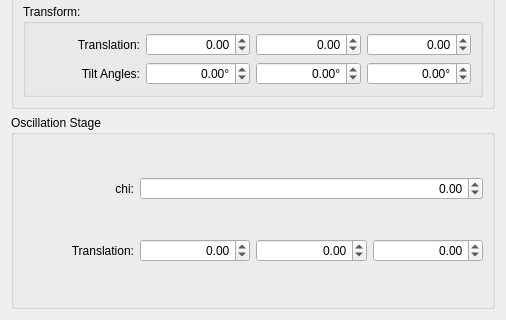
First picture: the form in hexrd/ui/resources/ui/calibration_config_widget.ui, repository HEXRD/hexrdgui, before the edit; both pictures show x 0 to 506 and y 758 to 1078 of the 506 by 1078 pixel window.
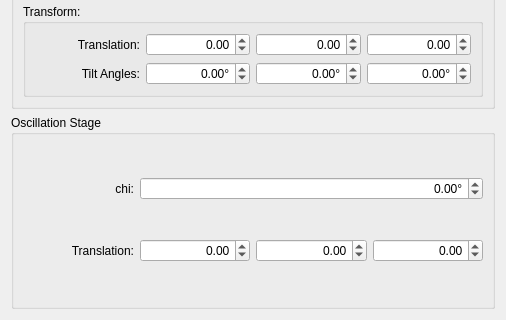
Second picture: the form after the edit.

Commit message: Added degree symbol to chi parameter

The edit to the form file:
```diff
--- a/hexrd/ui/resources/ui/calibration_config_widget.ui
+++ b/hexrd/ui/resources/ui/calibration_config_widget.ui
@@ -992,6 +992,9 @@
         <property name="alignment">
          <set>Qt::AlignRight|Qt::AlignTrailing|Qt::AlignVCenter</set>
         </property>
+        <property name="suffix">
+         <string>°</string>
+        </property>
         <property name="minimum">
          <double>-100000.000000000000000</double>
         </property>
```
